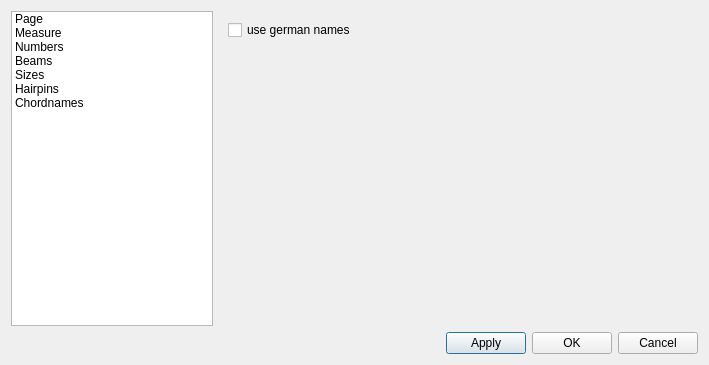
Old version of the form mscore/mscore/editstyle.ui in the repository musescore/musescore-old.
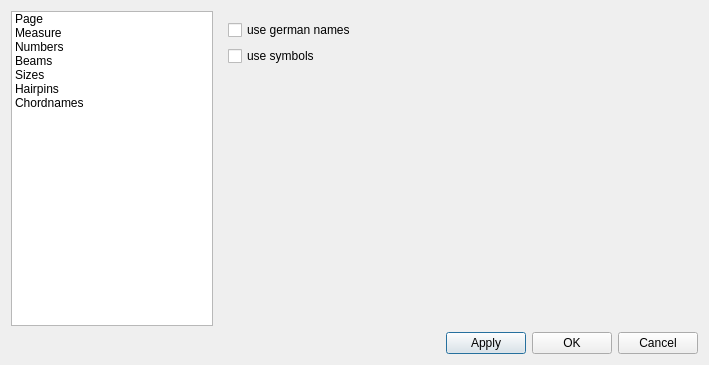
New version of the form. The open tabs and pages were chosen to show the change.

The edit to the form file:
```diff
--- a/mscore/mscore/editstyle.ui
+++ b/mscore/mscore/editstyle.ui
@@ -928,7 +928,7 @@
          </property>
         </spacer>
        </item>
-       <item row="1" column="0" >
+       <item row="2" column="0" >
         <spacer>
          <property name="orientation" >
           <enum>Qt::Vertical</enum>
@@ -941,6 +941,13 @@
          </property>
         </spacer>
        </item>
+       <item row="1" column="0" >
+        <widget class="QCheckBox" name="chordNamesUseSymbols" >
+         <property name="text" >
+          <string>use symbols</string>
+         </property>
+        </widget>
+       </item>
       </layout>
      </widget>
     </widget>
```
Left out of the diff: 2 changed lines with no effect on the pictures.
